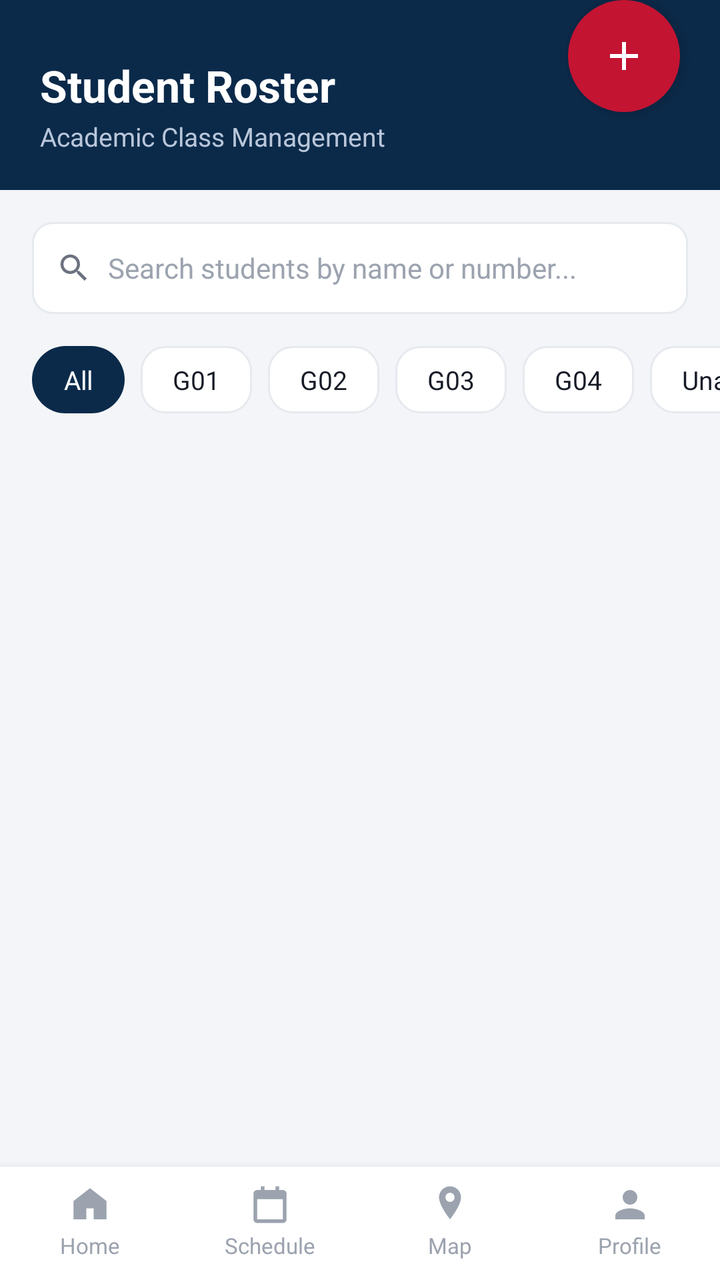
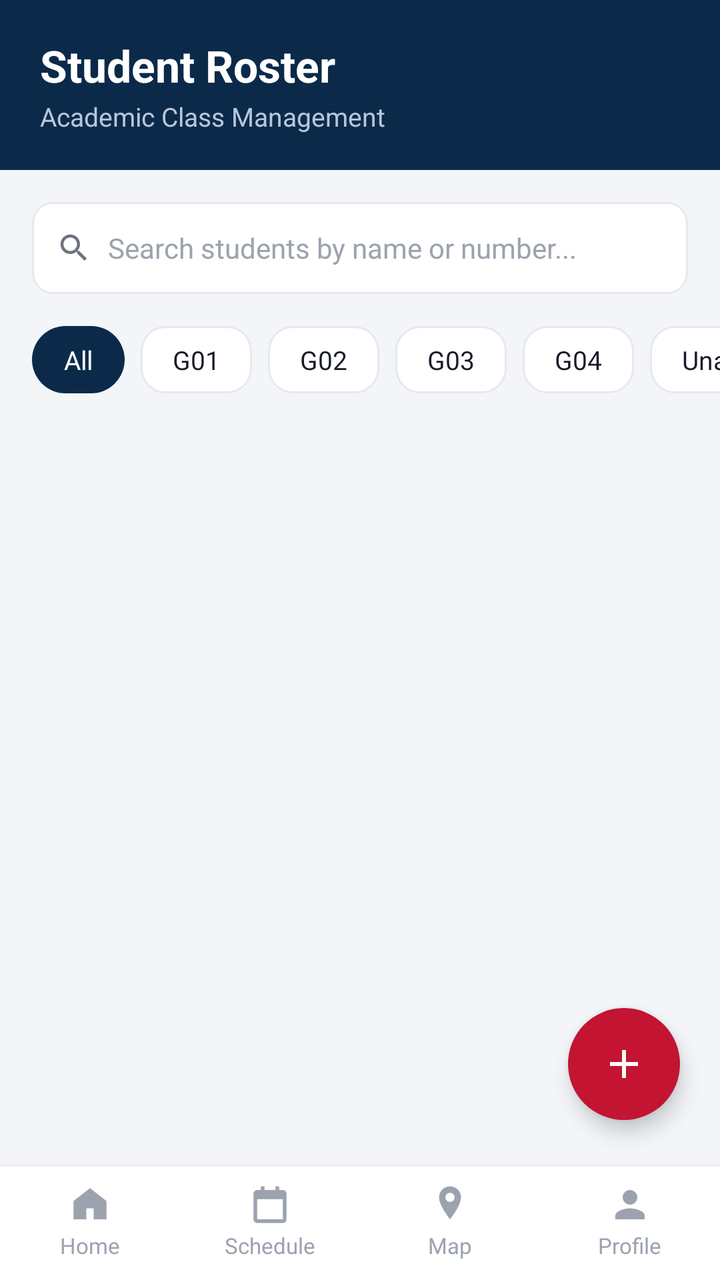

Two renders of the same Android screen: before a commit and after it. Below are the layout's source before the change and the commit's diff.
<!-- AndroidManifest.xml: application theme Theme.CampusApp -->
<!-- res/layout/activity_student_roster.xml -->
<?xml version="1.0" encoding="utf-8"?>
<RelativeLayout xmlns:android="http://schemas.android.com/apk/res/android"
    android:layout_width="match_parent"
    android:layout_height="match_parent"
    android:background="@color/background">

    <LinearLayout
        android:layout_width="match_parent"
        android:layout_height="match_parent"
        android:orientation="vertical">

        <LinearLayout style="@style/SectionHeader">
            <TextView android:layout_width="wrap_content" android:layout_height="wrap_content"
                android:text="Student Roster" android:textColor="@color/white" android:textSize="22sp" android:textStyle="bold"/>
            <TextView android:layout_width="wrap_content" android:layout_height="wrap_content" android:layout_marginTop="2dp"
                android:text="Academic Class Management" android:textColor="#B9C6DA" android:textSize="13sp"/>
        </LinearLayout>

        <LinearLayout
            android:layout_width="match_parent" android:layout_height="46dp"
            android:layout_margin="16dp"
            android:orientation="horizontal" android:gravity="center_vertical"
            android:background="@drawable/bg_input" android:paddingLeft="12dp" android:paddingRight="12dp">
            <ImageView android:layout_width="18dp" android:layout_height="18dp" android:src="@drawable/ic_search"/>
            <EditText android:id="@+id/etSearch" android:layout_width="0dp" android:layout_height="match_parent" android:layout_weight="1"
                android:layout_marginStart="8dp" android:background="@null" android:hint="Search students by name or number..."
                android:inputType="text" android:imeOptions="actionSearch" android:maxLines="1"
                android:textColor="@color/text_dark" android:textColorHint="@color/text_gray_light" android:textSize="14sp"/>
        </LinearLayout>

        <HorizontalScrollView
            android:layout_width="match_parent" android:layout_height="wrap_content"
            android:paddingLeft="16dp" android:layout_marginBottom="10dp" android:scrollbars="none">
            <LinearLayout android:layout_width="wrap_content" android:layout_height="wrap_content" android:orientation="horizontal">
                <TextView android:id="@+id/chipAll" style="@style/FilterChip" android:text="All" android:textColor="@color/white" android:background="@drawable/bg_pill_selected"/>
                <TextView android:id="@+id/chipG01" style="@style/FilterChip" android:text="G01"/>
                <TextView android:id="@+id/chipG02" style="@style/FilterChip" android:text="G02"/>
                <TextView android:id="@+id/chipG03" style="@style/FilterChip" android:text="G03"/>
                <TextView android:id="@+id/chipG04" style="@style/FilterChip" android:text="G04"/>
                <TextView android:id="@+id/chipUnassigned" style="@style/FilterChip" android:text="Unassigned"/>
            </LinearLayout>
        </HorizontalScrollView>

        <ScrollView android:layout_width="match_parent" android:layout_height="0dp" android:layout_weight="1">
            <LinearLayout android:id="@+id/rosterContainer" android:layout_width="match_parent" android:layout_height="wrap_content" android:orientation="vertical"
                android:paddingLeft="16dp" android:paddingRight="16dp" android:paddingBottom="16dp"/>
        </ScrollView>

        <include layout="@layout/layout_bottom_nav" android:id="@+id/bottomNavInclude"/>
    </LinearLayout>

    <ImageView
        android:id="@+id/fabAdd"
        android:layout_width="56dp"
        android:layout_height="56dp"
        android:layout_above="@id/bottomNavInclude"
        android:layout_alignParentEnd="true"
        android:layout_marginEnd="20dp"
        android:layout_marginBottom="20dp"
        android:background="@drawable/bg_fab"
        android:padding="16dp"
        android:src="@drawable/ic_add"
        android:elevation="6dp"/>

</RelativeLayout>
<!-- res/layout/layout_bottom_nav.xml (included above) -->
<?xml version="1.0" encoding="utf-8"?>
<LinearLayout xmlns:android="http://schemas.android.com/apk/res/android"
    android:id="@+id/bottomNav"
    android:layout_width="match_parent"
    android:layout_height="wrap_content"
    android:orientation="horizontal"
    android:background="@color/white"
    android:elevation="8dp"
    android:paddingTop="8dp"
    android:paddingBottom="10dp">

    <LinearLayout android:id="@+id/navHome" style="@style/BottomNavItem">
        <ImageView android:id="@+id/navHomeIcon" style="@style/BottomNavIcon" android:src="@drawable/ic_home"/>
        <TextView android:id="@+id/navHomeLabel" style="@style/BottomNavLabel" android:text="Home"/>
    </LinearLayout>

    <LinearLayout android:id="@+id/navSchedule" style="@style/BottomNavItem">
        <ImageView android:id="@+id/navScheduleIcon" style="@style/BottomNavIcon" android:src="@drawable/ic_schedule"/>
        <TextView android:id="@+id/navScheduleLabel" style="@style/BottomNavLabel" android:text="Schedule"/>
    </LinearLayout>

    <LinearLayout android:id="@+id/navMap" style="@style/BottomNavItem">
        <ImageView android:id="@+id/navMapIcon" style="@style/BottomNavIcon" android:src="@drawable/ic_map"/>
        <TextView android:id="@+id/navMapLabel" style="@style/BottomNavLabel" android:text="@string/map"/>
    </LinearLayout>

    <LinearLayout android:id="@+id/navProfile" style="@style/BottomNavItem">
        <ImageView android:id="@+id/navProfileIcon" style="@style/BottomNavIcon" android:src="@drawable/ic_profile"/>
        <TextView android:id="@+id/navProfileLabel" style="@style/BottomNavLabel" android:text="Profile"/>
    </LinearLayout>

</LinearLayout>
<!-- resources referenced by this layout -->
<resources>
  <color name="background">#F3F5F8</color>
  <color name="text_dark">#161B26</color>
  <color name="text_gray_light">#9CA3AF</color>
  <color name="white">#FFFFFF</color>
  <!-- drawable bg_fab (drawable) -->
  <?xml version="1.0" encoding="utf-8"?>
  <shape xmlns:android="http://schemas.android.com/apk/res/android" android:shape="oval">
      <solid android:color="@color/primary_red" />
  </shape>
  <!-- drawable bg_input (drawable) -->
  <?xml version="1.0" encoding="utf-8"?>
  <shape xmlns:android="http://schemas.android.com/apk/res/android" android:shape="rectangle">
      <solid android:color="@color/white" />
      <stroke android:width="1dp" android:color="@color/divider" />
      <corners android:radius="10dp" />
  </shape>
  <!-- drawable bg_pill_selected (drawable) -->
  <?xml version="1.0" encoding="utf-8"?>
  <shape xmlns:android="http://schemas.android.com/apk/res/android" android:shape="rectangle">
      <solid android:color="@color/navy_dark" />
      <corners android:radius="20dp" />
  </shape>
  <!-- drawable ic_add (drawable) -->
  <vector xmlns:android="http://schemas.android.com/apk/res/android"
      android:width="24dp" android:height="24dp" android:viewportWidth="24" android:viewportHeight="24">
      <path android:fillColor="@android:color/white"
          android:pathData="M11,5 L13,5 L13,11 L19,11 L19,13 L13,13 L13,19 L11,19 L11,13 L5,13 L5,11 L11,11 Z"/>
  </vector>
  <!-- drawable ic_home (drawable) -->
  <vector xmlns:android="http://schemas.android.com/apk/res/android"
      android:width="24dp" android:height="24dp" android:viewportWidth="24" android:viewportHeight="24"
      android:tint="?attr/colorControlNormal">
      <path android:fillColor="@android:color/white"
          android:pathData="M12,3 L21,10 L21,20 L14,20 L14,14 L10,14 L10,20 L3,20 L3,10 Z"
          android:fillType="evenOdd"/>
  </vector>
  <string name="map">Map</string>
  <style name="BottomNavIcon">
          <item name="android:layout_width">22dp</item>
          <item name="android:layout_height">22dp</item>
          <item name="android:tint">@color/text_gray_light</item>
      </style>
  <style name="BottomNavLabel">
          <item name="android:layout_width">wrap_content</item>
          <item name="android:layout_height">wrap_content</item>
          <item name="android:layout_marginTop">2dp</item>
          <item name="android:textSize">11sp</item>
          <item name="android:textColor">@color/text_gray_light</item>
      </style>
  <style name="SectionHeader">
          <item name="android:layout_width">match_parent</item>
          <item name="android:layout_height">wrap_content</item>
          <item name="android:background">@color/navy_dark</item>
          <item name="android:paddingLeft">20dp</item>
          <item name="android:paddingRight">20dp</item>
          <item name="android:paddingTop">28dp</item>
          <item name="android:paddingBottom">18dp</item>
          <item name="android:orientation">vertical</item>
      </style>
  <style name="Theme.CampusApp" parent="Theme.MaterialComponents.Light.NoActionBar">
          <item name="colorPrimary">@color/primary_blue</item>
          <item name="colorPrimaryDark">@color/navy_dark</item>
          <item name="colorAccent">@color/primary_red</item>
          <item name="android:windowBackground">@color/background</item>
          <item name="android:statusBarColor">@color/navy_dark</item>
      </style>
  <color name="primary_red">#C31432</color>
  <color name="divider">#E6E9EE</color>
  <color name="navy_dark">#0B2A4A</color>
  <color name="text_gray">#6B7280</color>
  <!-- drawable bg_button_outline (drawable) -->
  <?xml version="1.0" encoding="utf-8"?>
  <shape xmlns:android="http://schemas.android.com/apk/res/android" android:shape="rectangle">
      <solid android:color="@color/white" />
      <stroke android:width="1dp" android:color="@color/divider" />
      <corners android:radius="12dp" />
  </shape>
  <color name="primary_blue">#12469E</color>
  <!-- unchanged entries left out for length: 6 -->
</resources>

<!-- the commit's change to res/layout/activity_student_roster.xml (unified diff, before → after) -->
@@ -21,7 +21,7 @@
             android:layout_margin="16dp"
             android:orientation="horizontal" android:gravity="center_vertical"
             android:background="@drawable/bg_input" android:paddingLeft="12dp" android:paddingRight="12dp">
-            <ImageView android:layout_width="18dp" android:layout_height="18dp" android:src="@drawable/ic_search"/>
+            <ImageView android:importantForAccessibility="no" android:layout_width="18dp" android:layout_height="18dp" android:src="@drawable/ic_search"/>
             <EditText android:id="@+id/etSearch" android:layout_width="0dp" android:layout_height="match_parent" android:layout_weight="1"
                 android:layout_marginStart="8dp" android:background="@null" android:hint="Search students by name or number..."
                 android:inputType="text" android:imeOptions="actionSearch" android:maxLines="1"
@@ -49,14 +49,14 @@
         <include layout="@layout/layout_bottom_nav" android:id="@+id/bottomNavInclude"/>
     </LinearLayout>
 
-    <ImageView
+    <ImageView android:contentDescription="@string/a11y_add_student"
         android:id="@+id/fabAdd"
         android:layout_width="56dp"
         android:layout_height="56dp"
-        android:layout_above="@id/bottomNavInclude"
+        android:layout_alignParentBottom="true"
         android:layout_alignParentEnd="true"
         android:layout_marginEnd="20dp"
-        android:layout_marginBottom="20dp"
+        android:layout_marginBottom="80dp"
         android:background="@drawable/bg_fab"
         android:padding="16dp"
         android:src="@drawable/ic_add"
@@ -76,22 +76,22 @@
     android:paddingBottom="10dp">
 
     <LinearLayout android:id="@+id/navHome" style="@style/BottomNavItem">
-        <ImageView android:id="@+id/navHomeIcon" style="@style/BottomNavIcon" android:src="@drawable/ic_home"/>
+        <ImageView android:importantForAccessibility="no" android:id="@+id/navHomeIcon" style="@style/BottomNavIcon" android:src="@drawable/ic_home"/>
         <TextView android:id="@+id/navHomeLabel" style="@style/BottomNavLabel" android:text="Home"/>
     </LinearLayout>
 
     <LinearLayout android:id="@+id/navSchedule" style="@style/BottomNavItem">
-        <ImageView android:id="@+id/navScheduleIcon" style="@style/BottomNavIcon" android:src="@drawable/ic_schedule"/>
+        <ImageView android:importantForAccessibility="no" android:id="@+id/navScheduleIcon" style="@style/BottomNavIcon" android:src="@drawable/ic_schedule"/>
         <TextView android:id="@+id/navScheduleLabel" style="@style/BottomNavLabel" android:text="Schedule"/>
     </LinearLayout>
 
     <LinearLayout android:id="@+id/navMap" style="@style/BottomNavItem">
-        <ImageView android:id="@+id/navMapIcon" style="@style/BottomNavIcon" android:src="@drawable/ic_map"/>
+        <ImageView android:importantForAccessibility="no" android:id="@+id/navMapIcon" style="@style/BottomNavIcon" android:src="@drawable/ic_map"/>
         <TextView android:id="@+id/navMapLabel" style="@style/BottomNavLabel" android:text="@string/map"/>
     </LinearLayout>
 
     <LinearLayout android:id="@+id/navProfile" style="@style/BottomNavItem">
-        <ImageView android:id="@+id/navProfileIcon" style="@style/BottomNavIcon" android:src="@drawable/ic_profile"/>
+        <ImageView android:importantForAccessibility="no" android:id="@+id/navProfileIcon" style="@style/BottomNavIcon" android:src="@drawable/ic_profile"/>
         <TextView android:id="@+id/navProfileLabel" style="@style/BottomNavLabel" android:text="Profile"/>
     </LinearLayout>
 
<!-- resource entries referenced after the edit -->
@@ -36,6 +36,7 @@
           android:pathData="M12,3 L21,10 L21,20 L14,20 L14,14 L10,14 L10,20 L3,20 L3,10 Z"
           android:fillType="evenOdd"/>
   </vector>
+  <string name="a11y_add_student">Add student</string>
   <string name="map">Map</string>
   <style name="BottomNavIcon">
           <item name="android:layout_width">22dp</item>
@@ -55,7 +56,7 @@
           <item name="android:background">@color/navy_dark</item>
           <item name="android:paddingLeft">20dp</item>
           <item name="android:paddingRight">20dp</item>
-          <item name="android:paddingTop">28dp</item>
+          <item name="android:paddingTop">18dp</item>
           <item name="android:paddingBottom">18dp</item>
           <item name="android:orientation">vertical</item>
       </style>
